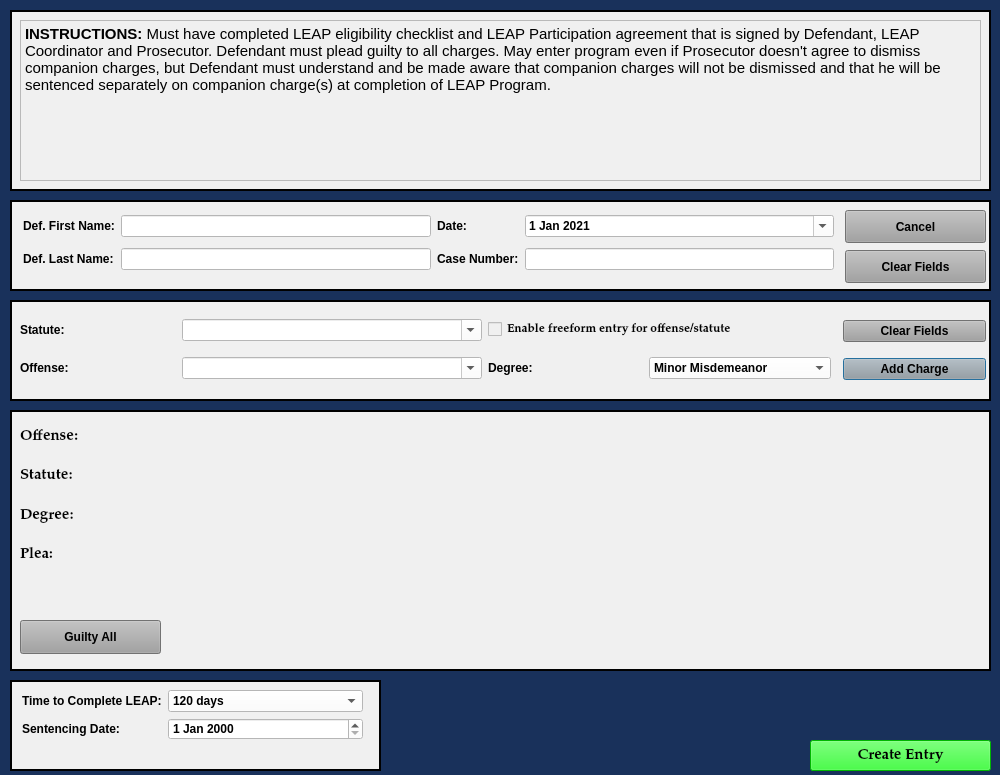
HunterProgram22/MuniEntry, file resources/ui/LeapPleaLongDialog.ui: the form before one commit.
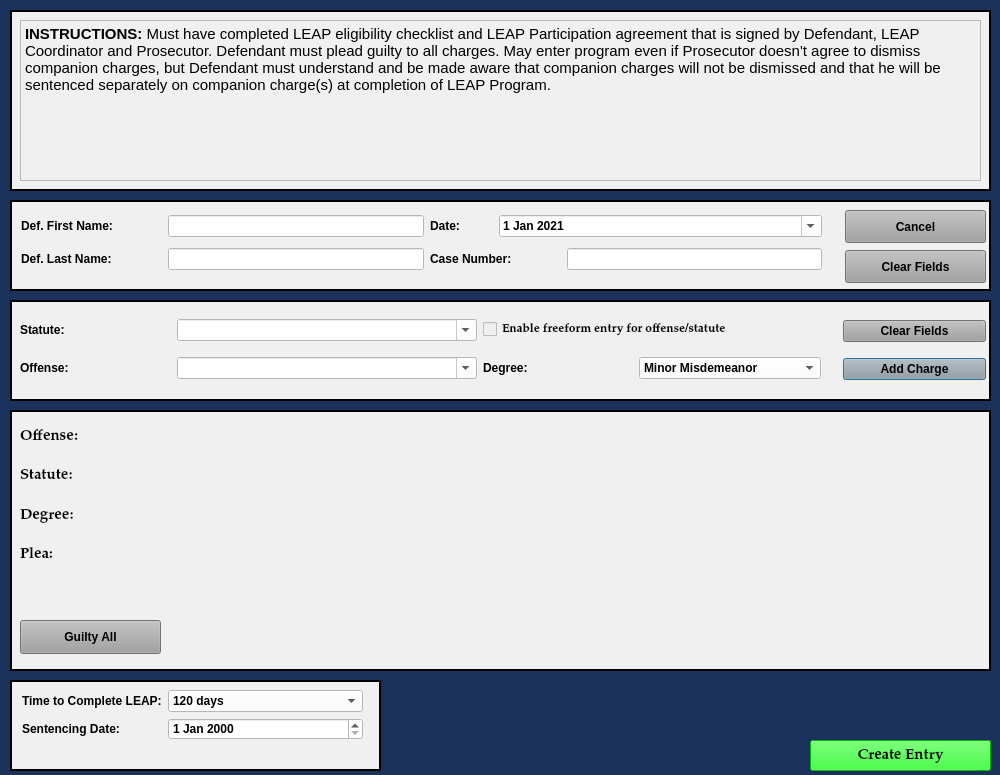
The form after the commit.

What changed in the file:
```diff
--- a/resources/ui/LeapPleaLongDialog.ui
+++ b/resources/ui/LeapPleaLongDialog.ui
@@ -217,7 +217,7 @@
      <rect>
       <x>10</x>
       <y>9</y>
-      <width>811</width>
+      <width>801</width>
       <height>81</height>
      </rect>
     </property>
@@ -551,18 +551,24 @@
      <string>Cancel</string>
     </property>
    </widget>
-   <widget class="QWidget" name="layoutWidget">
+   <widget class="QWidget" name="">
     <property name="geometry">
      <rect>
-      <x>13</x>
+      <x>11</x>
       <y>10</y>
-      <width>811</width>
+      <width>801</width>
       <height>66</height>
      </rect>
     </property>
     <layout class="QGridLayout" name="gridLayout_2">
      <item row="0" column="0">
       <widget class="QLabel" name="label">
+       <property name="minimumSize">
+        <size>
+         <width>141</width>
+         <height>0</height>
+        </size>
+       </property>
        <property name="text">
         <string>Def. First Name:</string>
        </property>
@@ -588,7 +594,7 @@
        </property>
       </widget>
      </item>
-     <item row="0" column="3">
+     <item row="0" column="3" colspan="2">
       <widget class="QDateEdit" name="plea_trial_date">
        <property name="focusPolicy">
         <enum>Qt::NoFocus</enum>
@@ -617,6 +623,12 @@
      </item>
      <item row="1" column="0">
       <widget class="QLabel" name="label_2">
+       <property name="minimumSize">
+        <size>
+         <width>141</width>
+         <height>0</height>
+        </size>
+       </property>
        <property name="text">
         <string>Def. Last Name:</string>
        </property>
@@ -632,14 +644,20 @@
        </property>
       </widget>
      </item>
-     <item row="1" column="2">
+     <item row="1" column="2" colspan="2">
       <widget class="QLabel" name="label_3">
+       <property name="minimumSize">
+        <size>
+         <width>131</width>
+         <height>0</height>
+        </size>
+       </property>
        <property name="text">
         <string>Case Number:</string>
        </property>
       </widget>
      </item>
-     <item row="1" column="3">
+     <item row="1" column="4">
       <widget class="QLineEdit" name="case_number_lineEdit">
        <property name="maximumSize">
         <size>
```
Left out of the diff: 2 changed lines with no effect on the pictures.
